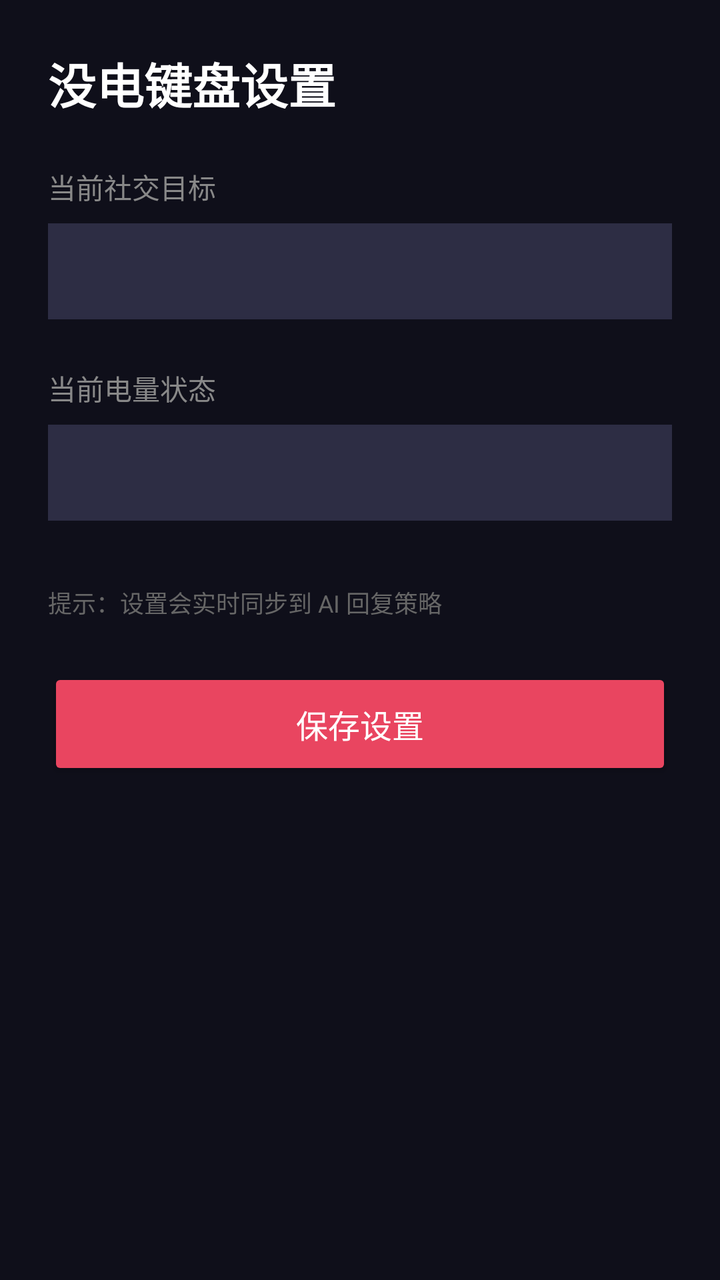
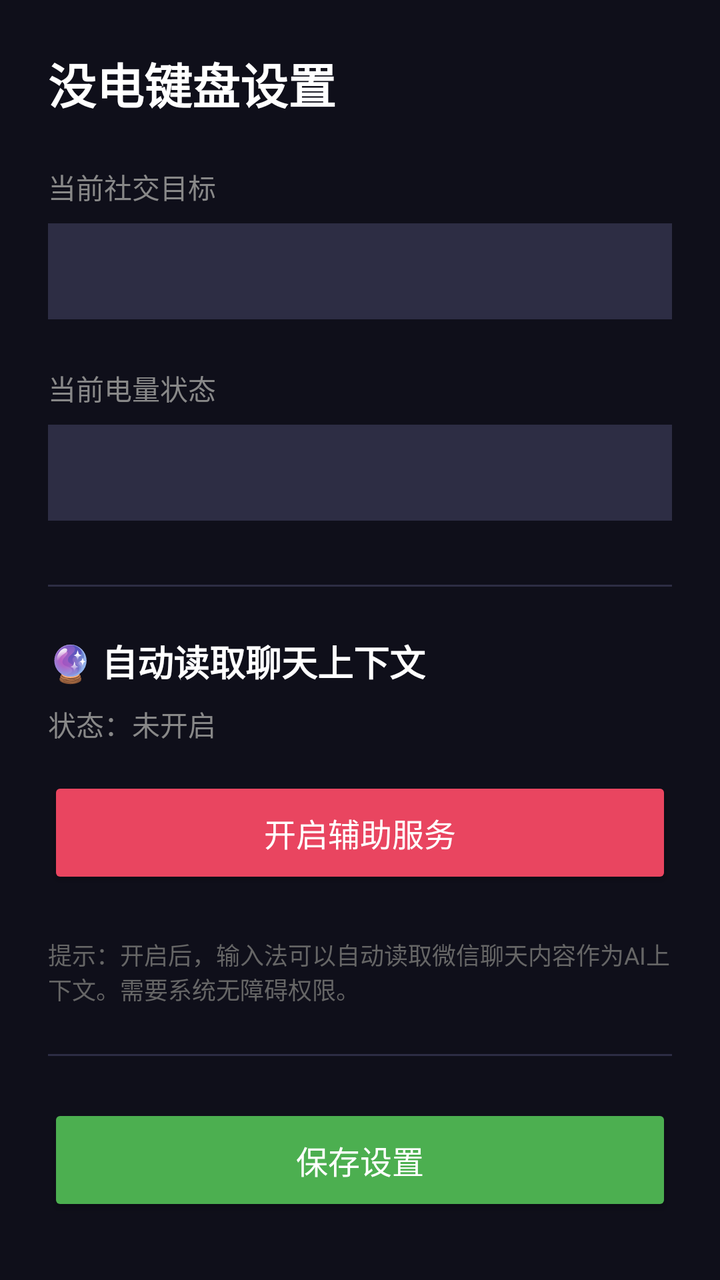

The first picture is an Android layout as it rendered before a commit; the second is the same layout after the commit. The layout source and the unified diff follow.
<!-- AndroidManifest.xml: application theme Theme.SoftReply -->
<!-- res/layout/activity_settings.xml -->
<?xml version="1.0" encoding="utf-8"?>
<LinearLayout xmlns:android="http://schemas.android.com/apk/res/android"
    android:layout_width="match_parent"
    android:layout_height="match_parent"
    android:orientation="vertical"
    android:padding="24dp"
    android:background="#0f0f1a">

    <TextView
        android:layout_width="wrap_content"
        android:layout_height="wrap_content"
        android:text="没电键盘设置"
        android:textColor="#fff"
        android:textSize="24sp"
        android:textStyle="bold"
        android:layout_marginBottom="24dp" />

    <TextView
        android:layout_width="wrap_content"
        android:layout_height="wrap_content"
        android:text="当前社交目标"
        android:textColor="#888"
        android:textSize="14sp"
        android:layout_marginBottom="8dp" />

    <Spinner
        android:id="@+id/spinner_goal"
        android:layout_width="match_parent"
        android:layout_height="48dp"
        android:background="#2d2d44"
        android:layout_marginBottom="24dp" />

    <TextView
        android:layout_width="wrap_content"
        android:layout_height="wrap_content"
        android:text="当前电量状态"
        android:textColor="#888"
        android:textSize="14sp"
        android:layout_marginBottom="8dp" />

    <Spinner
        android:id="@+id/spinner_energy"
        android:layout_width="match_parent"
        android:layout_height="48dp"
        android:background="#2d2d44"
        android:layout_marginBottom="32dp" />

    <TextView
        android:layout_width="wrap_content"
        android:layout_height="wrap_content"
        android:text="提示：设置会实时同步到 AI 回复策略"
        android:textColor="#666"
        android:textSize="12sp"
        android:layout_marginBottom="24dp" />

    <Button
        android:id="@+id/btn_save"
        android:layout_width="match_parent"
        android:layout_height="56dp"
        android:text="保存设置"
        android:textColor="#fff"
        android:backgroundTint="#e94560"
        android:textSize="16sp" />
</LinearLayout>
<!-- resources referenced by this layout -->
<resources>
  <style name="Theme.SoftReply" parent="Theme.MaterialComponents.DayNight.NoActionBar">
          <item name="colorPrimary">#e94560</item>
          <item name="colorPrimaryVariant">#c73e54</item>
          <item name="colorOnPrimary">@android:color/white</item>
          <item name="android:windowBackground">#0f0f1a</item>
      </style>
</resources>

<!-- the commit's change to res/layout/activity_settings.xml (unified diff, before → after) -->
@@ -45,12 +45,53 @@
         android:background="#2d2d44"
         android:layout_marginBottom="32dp" />
 
+    
+    <View
+        android:layout_width="match_parent"
+        android:layout_height="1dp"
+        android:background="#2d2d44"
+        android:layout_marginBottom="24dp" />
+
     <TextView
         android:layout_width="wrap_content"
         android:layout_height="wrap_content"
-        android:text="提示：设置会实时同步到 AI 回复策略"
+        android:text="🔮 自动读取聊天上下文"
+        android:textColor="#fff"
+        android:textSize="18sp"
+        android:textStyle="bold"
+        android:layout_marginBottom="8dp" />
+
+    <TextView
+        android:id="@+id/tv_a11y_status"
+        android:layout_width="wrap_content"
+        android:layout_height="wrap_content"
+        android:text="状态：未开启"
+        android:textColor="#888"
+        android:textSize="14sp"
+        android:layout_marginBottom="16dp" />
+
+    <Button
+        android:id="@+id/btn_a11y"
+        android:layout_width="match_parent"
+        android:layout_height="56dp"
+        android:text="开启辅助服务"
+        android:textColor="#fff"
+        android:backgroundTint="#e94560"
+        android:textSize="16sp"
+        android:layout_marginBottom="24dp" />
+
+    <TextView
+        android:layout_width="wrap_content"
+        android:layout_height="wrap_content"
+        android:text="提示：开启后，输入法可以自动读取微信聊天内容作为AI上下文。需要系统无障碍权限。"
         android:textColor="#666"
         android:textSize="12sp"
+        android:layout_marginBottom="24dp" />
+
+    <View
+        android:layout_width="match_parent"
+        android:layout_height="1dp"
+        android:background="#2d2d44"
         android:layout_marginBottom="24dp" />
 
     <Button
@@ -59,6 +100,6 @@
         android:layout_height="56dp"
         android:text="保存设置"
         android:textColor="#fff"
-        android:backgroundTint="#e94560"
+        android:backgroundTint="#4CAF50"
         android:textSize="16sp" />
 </LinearLayout>
